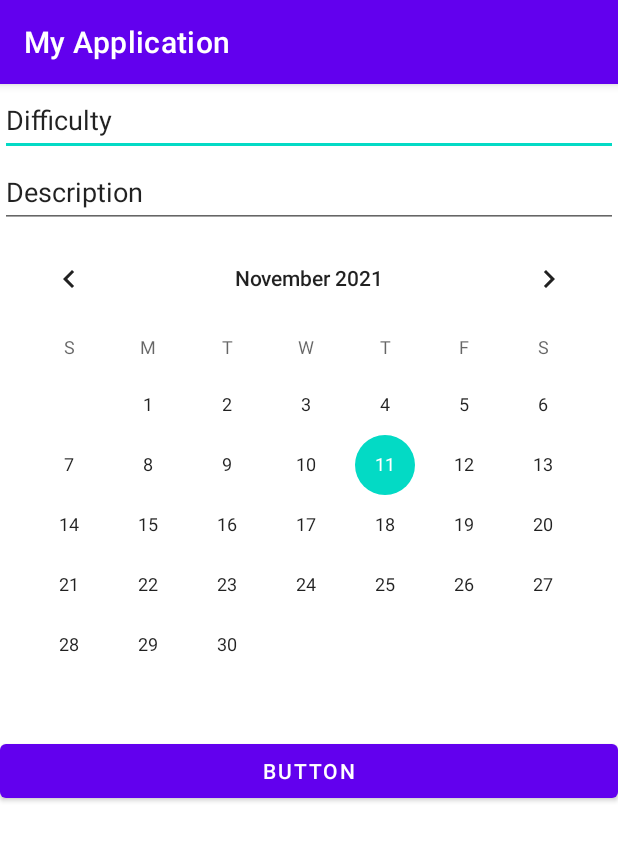
After one commit to thedog747/4630f2021, an Android app: the AddTask screen opened directly, with no data from a screen before it, on a phone screen of 412 x 824 dp. The commit adds this screen. Shown: the top 841 px of the screen. Run offline under Robolectric (Android 15) with nearby library versions, the phone set to English and light mode, and no system bars.

Commit message:
Course Project Weekly Update 2 Commit 1
Implemented SQL database and Task class.

Added a new activity (currently inaccessable on user end) that allows the addition of tasks to the database.

```diff
--- a/course_project/source/app/build.gradle
+++ b/course_project/source/app/build.gradle
@@ -1,6 +1,7 @@
 plugins {
     id 'com.android.application'
     id 'kotlin-android'
+    id 'kotlin-android-extensions'
 }
 
 android {
@@ -29,6 +30,9 @@ android {
     kotlinOptions {
         jvmTarget = '1.8'
     }
+    viewBinding {
+        enabled = true
+    }
 }
 
 dependencies {
--- a/course_project/source/app/src/main/AndroidManifest.xml
+++ b/course_project/source/app/src/main/AndroidManifest.xml
@@ -9,6 +9,9 @@
         android:roundIcon="@mipmap/ic_launcher_round"
         android:supportsRtl="true"
         android:theme="@style/Theme.MyApplication">
+        <activity android:name=".AddTask"
+            android:exported="true">
+        </activity>
         <activity
             android:name=".MainActivity"
             android:exported="true">
--- /dev/null
+++ b/course_project/source/app/src/main/java/com/example/myapplication/AddTask.kt
@@ -0,0 +1,32 @@
+package com.example.myapplication
+
+import androidx.appcompat.app.AppCompatActivity
+import android.os.Bundle
+import kotlinx.android.synthetic.main.add_task.*
+import java.sql.DatabaseMetaData
+import java.text.SimpleDateFormat
+import java.util.*
+
+class AddTask : AppCompatActivity() {
+    override fun onCreate(savedInstanceState: Bundle?) {
+        super.onCreate(savedInstanceState)
+        setContentView(R.layout.add_task)
+
+        SubmitTask.setOnClickListener(){
+            val calendar = Calendar.getInstance()
+            val sdf = SimpleDateFormat("dd/MM/yyyy")
+            val just_day = SimpleDateFormat("dd")
+            val just_month = SimpleDateFormat("MM")
+            val just_year = SimpleDateFormat("yyyy")
+            val theDate: String = sdf.format(Date(CalendarView.getDate()))
+            val day = just_day.format(theDate).toInt()
+            val month = just_month.format(theDate).toInt()
+            val year = just_year.format(theDate).toInt()
+            calendar.set(year,month,day)
+
+            var task = Task(Difficulty.text.toString().toInt(), Description.text.toString(), 0, calendar)
+            var db = DataBaseHandler(this)
+            db.addTask(task)
+        }
+    }
+}
--- a/course_project/source/app/src/main/res/layout/activity_main.xml
+++ b/course_project/source/app/src/main/res/layout/activity_main.xml
@@ -27,11 +27,11 @@
                 android:orientation="horizontal">
 
                 <Button
-                    android:id="@+id/button"
+                    android:id="@+id/AddTask"
                     android:layout_width="wrap_content"
                     android:layout_height="wrap_content"
                     android:layout_weight="1"
-                    android:text="Metric View" />
+                    android:text="Add Task" />
 
                 <Space
                     android:layout_width="wrap_content"
--- /dev/null
+++ b/course_project/source/app/src/main/res/layout/add_task.xml
@@ -0,0 +1,46 @@
+<?xml version="1.0" encoding="utf-8"?>
+<androidx.constraintlayout.widget.ConstraintLayout xmlns:android="http://schemas.android.com/apk/res/android"
+    xmlns:app="http://schemas.android.com/apk/res-auto"
+    xmlns:tools="http://schemas.android.com/tools"
+    android:layout_width="match_parent"
+    android:layout_height="match_parent">
+
+    <LinearLayout
+        android:layout_width="match_parent"
+        android:layout_height="match_parent"
+        android:orientation="vertical"
+        app:layout_constraintBottom_toBottomOf="parent"
+        app:layout_constraintEnd_toEndOf="parent"
+        app:layout_constraintStart_toStartOf="parent"
+        app:layout_constraintTop_toTopOf="parent">
+
+        <EditText
+            android:id="@+id/Difficulty"
+            android:layout_width="match_parent"
+            android:layout_height="wrap_content"
+            android:minHeight="48dp"
+            android:ems="10"
+            android:inputType="number"
+            android:text="Difficulty" />
+
+        <EditText
+            android:id="@+id/Description"
+            android:layout_width="match_parent"
+            android:layout_height="wrap_content"
+            android:minHeight="48dp"
+            android:ems="10"
+            android:inputType="text"
+            android:text="Description" />
+
+        <CalendarView
+            android:id="@+id/CalendarView"
+            android:layout_width="match_parent"
+            android:layout_height="wrap_content" />
+
+        <Button
+            android:id="@+id/SubmitTask"
+            android:layout_width="match_parent"
+            android:layout_height="wrap_content"
+            android:text="Button" />
+    </LinearLayout>
+</androidx.constraintlayout.widget.ConstraintLayout>
```
Also changed, not shown: course_project/source/app/src/main/java/com/example/myapplication/DBHandler.kt (added, +55 -0 lines), course_project/source/app/src/main/java/com/example/myapplication/MainActivity.kt (+10 -0 lines), course_project/source/app/src/main/java/com/example/myapplication/Task.kt (added, +25 -0 lines).
